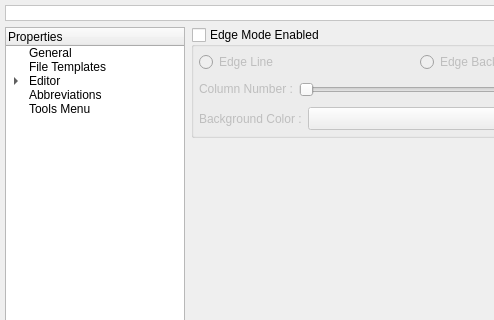
Above: v2/branches/dev/monkey/src/maininterface/ui/UISettings.ui from testmana2/mks before the change; both pictures show x 0 to 494 and y 0 to 320 of the 647 by 624 pixel window. Below: the same form after it.
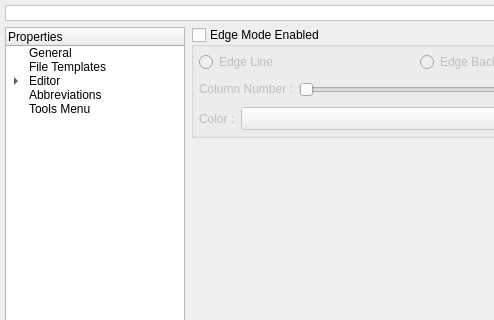
That is the form after the change. The open tabs and pages were chosen to show the change.

The edit to the form file:
```diff
--- a/v2/branches/dev/monkey/src/maininterface/ui/UISettings.ui
+++ b/v2/branches/dev/monkey/src/maininterface/ui/UISettings.ui
@@ -1360,7 +1360,7 @@
             <item>
              <widget class="QLabel" name="lEdgeBackground" >
               <property name="text" >
-               <string>Background Color :</string>
+               <string>Color :</string>
               </property>
              </widget>
             </item>
```
Left out of the diff: 6 changed lines with no effect on the pictures.
